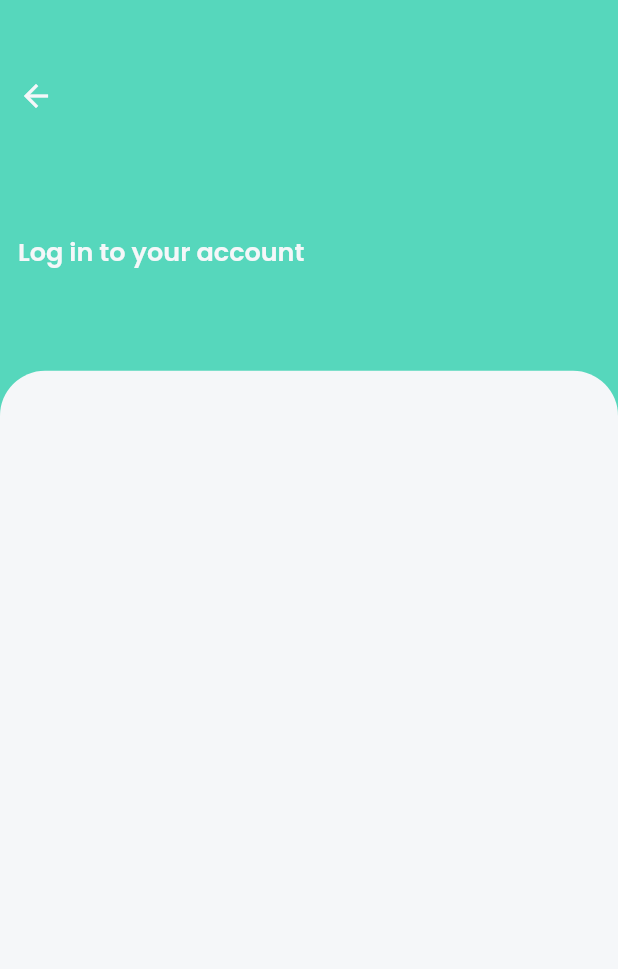
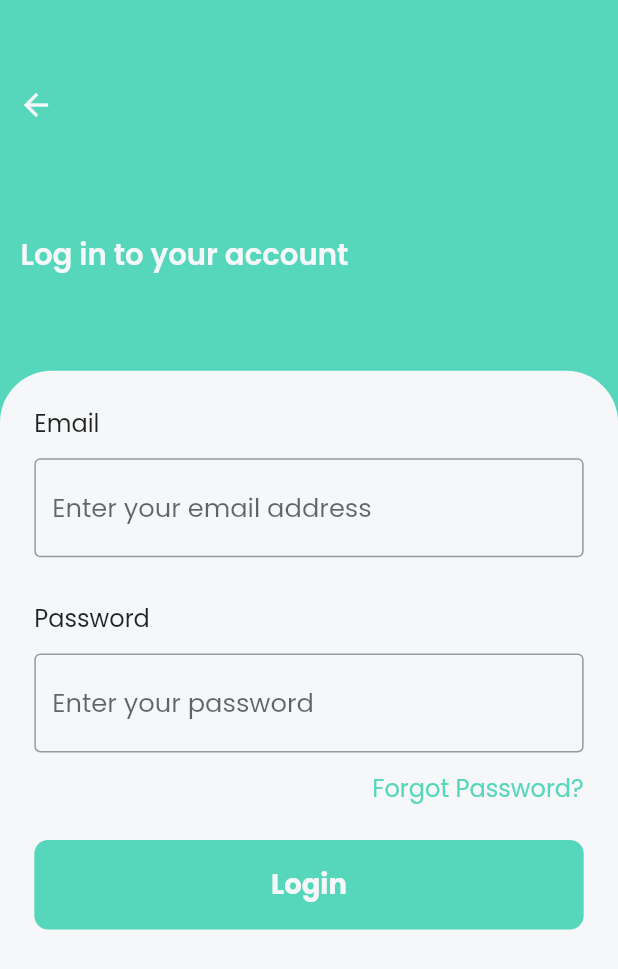
Before and after one commit to ilyashyrt/login_screen_ui, a Flutter app: the LoginScreen screen opened directly, on a phone screen of 412 x 824 dp. Shown: the top 969 px of the screen. Run offline on Flutter 3.47's test engine with Material 2 defaults, Android fonts, the phone set to English and light mode, and no system bars; our stand-ins replace flutter_screenutil, google_fonts.

Commit message:
final adjustments made

```diff
--- /dev/null
+++ b/lib/constants/borders.dart
@@ -0,0 +1,7 @@
+import 'package:flutter/material.dart';
+import 'package:login_ekrani/constants/colors.dart';
+
+class AppBorders {
+  static const OutlineInputBorder loginPageTextFieldsBorder =
+      OutlineInputBorder(borderSide: BorderSide(color: AppColors.blackColor));
+}
--- a/lib/constants/colors.dart
+++ b/lib/constants/colors.dart
@@ -6,4 +6,5 @@ class AppColors{
   static final Color scaffoldBackgroundColor = Color.fromRGBO(245, 247, 249, 1);
   static final Color greenColor = Color.fromRGBO(86, 215, 188, 1);
   static final Color blackColorWithOpacity = Colors.black.withOpacity(0.6);
+  static const Color blackColor = Colors.black;
 }
--- /dev/null
+++ b/lib/constants/routes.dart
@@ -0,0 +1,4 @@
+class AppRoutes{
+  static const String homePage = "/HomePage";
+  static const String loginPage = "/LoginPage";
+}
--- a/lib/constants/strings.dart
+++ b/lib/constants/strings.dart
@@ -1,7 +1,19 @@
-class AppStrings{
+class AppStrings {
+
+  //! HomePage constants
   static const String homePageTitleText = "Welcome to Laundree!";
-  static const String homePageSubtitleText = "This is the first version of our laundry app. Please sign in or create an account below";
+  static const String homePageSubtitleText =
+      "This is the first version of our laundry app. Please sign in or create an account below";
   static const String homePageLoginButtonText = "Log In";
   static const String homePageCreateAnAccountText = "Create an Account";
 
+  //! LoginPage constants
+  static const loginPageTitleText = "Log in to your account";
+  static const String loginPageEmailText = "Email";
+  static const String loginPageFirstTextFieldHintText = "Enter your email address";
+  static const String loginPagePasswordText = "Password";
+  static const String loginPageSecondTextFieldHintText = "Enter your password";
+  static const String loginPageForgotPasswordText = "Forgot Password?";
+  static const String loginPageButtonText = "Login";
+
 }
--- a/lib/constants/text_styles.dart
+++ b/lib/constants/text_styles.dart
@@ -7,20 +7,37 @@ import 'package:flutter_screenutil/flutter_screenutil.dart';
 
 class AppTextStyles {
   static final TextStyle homePageTitleTextStyle = GoogleFonts.poppins(
-      textStyle: TextStyle(fontWeight: FontWeight.bold, fontSize: 20.sp));
+    textStyle: TextStyle(fontWeight: FontWeight.bold, fontSize: 20.sp),
+  );
 
   static final TextStyle homePageSubtitleTextStyle = GoogleFonts.poppins(
-      textStyle: TextStyle(color: AppColors.blackColorWithOpacity));
+    textStyle: TextStyle(color: AppColors.blackColorWithOpacity),
+  );
 
   static final TextStyle homePageLoginButtonTextStyle = GoogleFonts.poppins(
     textStyle: TextStyle(
         color: AppColors.greenColor,
         fontSize: 16.sp,
-          fontWeight: FontWeight.bold));
+        fontWeight: FontWeight.bold),
+  );
 
   static final TextStyle homePageCreateAnAccountTextStyle = GoogleFonts.poppins(
     textStyle: TextStyle(
         color: AppColors.scaffoldBackgroundColor,
         fontSize: 16.sp,
-          fontWeight: FontWeight.bold));
+        fontWeight: FontWeight.bold),
+  );
+
+  static final TextStyle loginPageEmailAndPasswordTextStyle =
+      GoogleFonts.poppins(
+    textStyle: TextStyle(fontSize: 14.sp),
+  );
+
+  static final TextStyle loginPageTextFieldsHintTextStyle = GoogleFonts.poppins(
+    textStyle: TextStyle(fontSize: 15.sp),
+  );
+
+  static final TextStyle loginPageForgotPasswordTextStyle = GoogleFonts.poppins(
+    textStyle: TextStyle(color: AppColors.greenColor, fontSize: 14.sp),
+  );
 }
--- a/lib/pages/login_screen.dart
+++ b/lib/pages/login_screen.dart
@@ -2,8 +2,13 @@
 
 import 'package:flutter/material.dart';
 import 'package:google_fonts/google_fonts.dart';
+import 'package:login_ekrani/constants/borders.dart';
 import 'package:login_ekrani/constants/colors.dart';
+import 'package:login_ekrani/constants/strings.dart';
+import 'package:login_ekrani/constants/text_styles.dart';
 import 'package:login_ekrani/utils/device_utils.dart';
+import 'package:flutter_screenutil/flutter_screenutil.dart';
+import 'package:login_ekrani/widgets/elevated_button_widget.dart';
 
 class LoginScreen extends StatefulWidget {
   LoginScreen({Key? key}) : super(key: key);
@@ -16,36 +21,107 @@ class _LoginScreenState extends State<LoginScreen> {
   @override
   Widget build(BuildContext context) {
     return Scaffold(
+      resizeToAvoidBottomInset: false,
       backgroundColor: AppColors.greenColor,
       body: Column(
         crossAxisAlignment: CrossAxisAlignment.start,
         mainAxisAlignment: MainAxisAlignment.spaceBetween,
         children: [
           Padding(
-            padding: const EdgeInsets.only(top: 40),
+            padding: EdgeInsets.only(top: 40.r),
             child: IconButton(
-                onPressed: () {},
+                onPressed: () {
+                  Navigator.pop(context);
+                },
                 icon: Icon(Icons.arrow_back,
                     color: AppColors.scaffoldBackgroundColor)),
           ),
           Padding(
-            padding: const EdgeInsets.only(left: 12),
+            padding: EdgeInsets.only(left: 12.r),
             child: Text(
-              "Log in to your account",
+              AppStrings.loginPageTitleText,
               style: GoogleFonts.poppins(
                   textStyle: TextStyle(fontWeight: FontWeight.w600),
                   color: AppColors.scaffoldBackgroundColor,
-                  fontSize: 17),
+                  fontSize: 17.sp),
             ),
           ),
           Container(
             decoration: BoxDecoration(
               color: AppColors.scaffoldBackgroundColor,
               borderRadius: BorderRadius.only(
-                  topLeft: Radius.circular(30), topRight: Radius.circular(30)),
+                  topLeft: Radius.circular(30.r),
+                  topRight: Radius.circular(30.r)),
             ),
             width: DeviceUtils.getScaledWidth(context, 1),
             height: DeviceUtils.getScaledHeight(context, 0.7),
+            child: Container(
+              padding: EdgeInsets.all(20.w),
+              child: Column(
+                  mainAxisAlignment: MainAxisAlignment.start,
+                  crossAxisAlignment: CrossAxisAlignment.start,
+                  children: [
+                    Text(
+                      AppStrings.loginPageEmailText,
+                      style: AppTextStyles.loginPageEmailAndPasswordTextStyle,
+                    ),
+                    Padding(
+                      padding: EdgeInsets.only(top: 10.r),
+                      child: TextField(
+                        decoration: InputDecoration(
+                            focusedBorder: AppBorders.loginPageTextFieldsBorder,
+                            border: AppBorders.loginPageTextFieldsBorder,
+                            hintText:
+                                AppStrings.loginPageFirstTextFieldHintText,
+                            hintStyle:
+                                AppTextStyles.loginPageTextFieldsHintTextStyle),
+                      ),
+                    ),
+                    Padding(
+                      padding: EdgeInsets.only(top: 25.r),
+                      child: Text(
+                        AppStrings.loginPagePasswordText,
+                        style: AppTextStyles.loginPageEmailAndPasswordTextStyle,
+                      ),
+                    ),
+                    Padding(
+                      padding: EdgeInsets.only(top: 10.r),
+                      child: TextField(
+                        decoration: InputDecoration(
+                            focusedBorder: AppBorders.loginPageTextFieldsBorder,
+                            border: AppBorders.loginPageTextFieldsBorder,
+                            hintText:
+                                AppStrings.loginPageSecondTextFieldHintText,
+                            hintStyle:
+                                AppTextStyles.loginPageTextFieldsHintTextStyle),
+                      ),
+                    ),
+                    Padding(
+                      padding: EdgeInsets.only(top: 10.r),
+                      child: Row(
+                        mainAxisAlignment: MainAxisAlignment.end,
+                        children: [
+                          Text(
+                            AppStrings.loginPageForgotPasswordText,
+                            style:
+                                AppTextStyles.loginPageForgotPasswordTextStyle,
+                          ),
+                        ],
+                      ),
+                    ),
+                    Padding(
+                      padding: EdgeInsets.only(top: 20.r),
+                      child: ElevatedButtonWidget(
+                        textStyle:
+                            AppTextStyles.homePageCreateAnAccountTextStyle,
+                        elevation: 0,
+                        backgroundColor: AppColors.greenColor,
+                        buttonText: AppStrings.loginPageButtonText,
+                        onPressed: () {},
+                      ),
+                    ),
+                  ]),
+            ),
           ),
         ],
       ),
--- a/lib/widgets/elevated_button_widget.dart
+++ b/lib/widgets/elevated_button_widget.dart
@@ -1,8 +1,6 @@
 import 'package:flutter/material.dart';
 import 'package:flutter_screenutil/flutter_screenutil.dart';
-
 import 'package:login_ekrani/constants/colors.dart';
-import 'package:login_ekrani/constants/strings.dart';
 import 'package:login_ekrani/constants/text_styles.dart';
 import 'package:login_ekrani/utils/device_utils.dart';
 
```
Also changed, not shown: lib/main.dart (+6 -1 lines), lib/pages/home_screen.dart (+20 -33 lines). Lines whose indentation alone changed are shown as unchanged.
